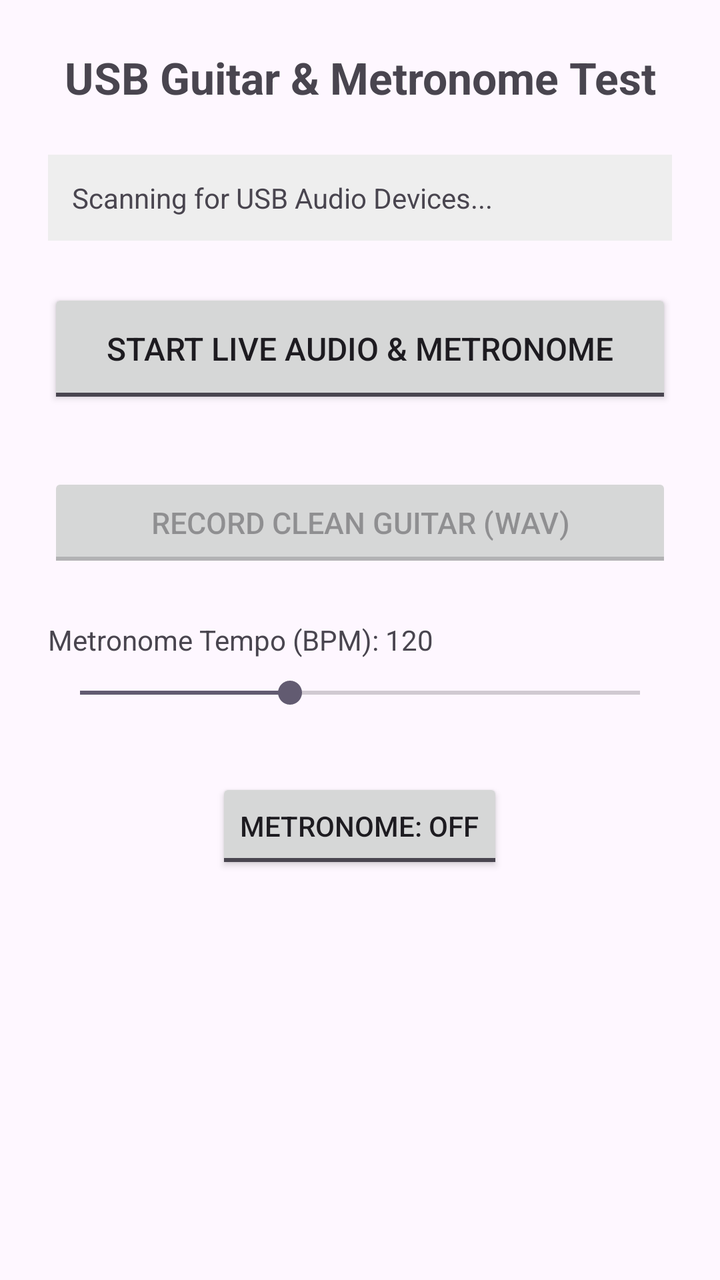
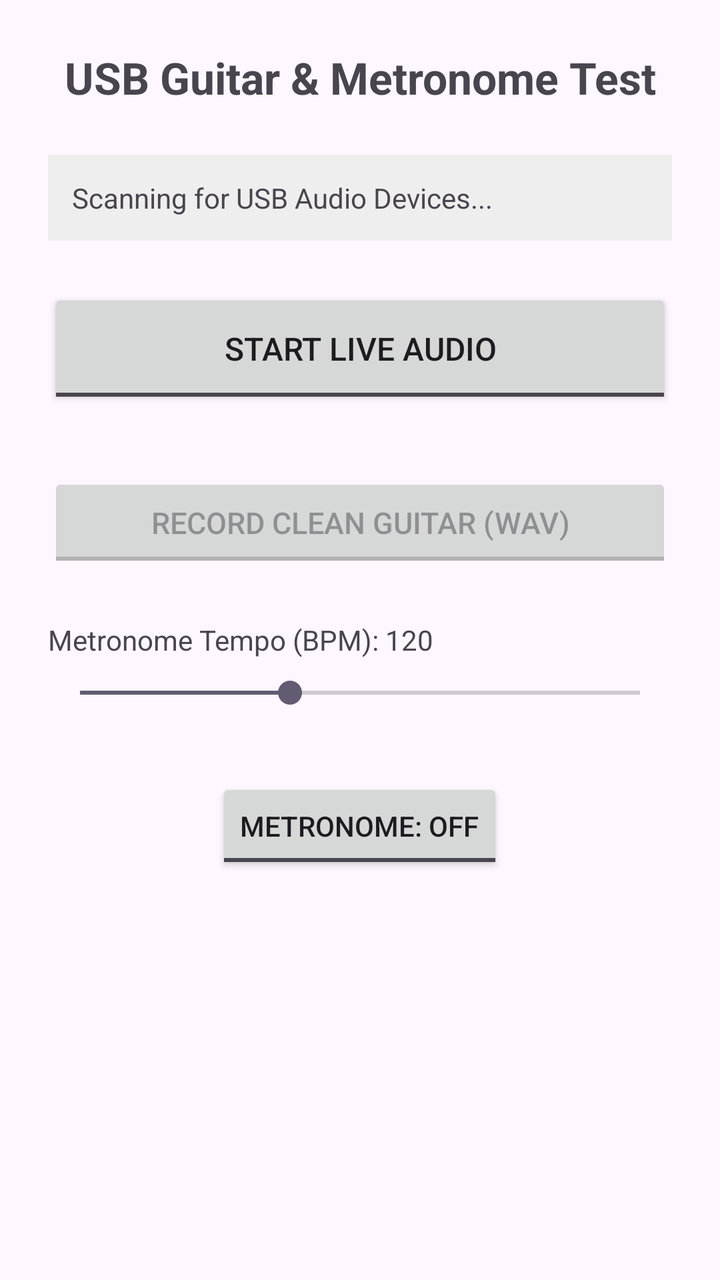

Before-and-after screenshots of an Android layout around one commit, followed by the original layout XML and the change that was made.
<!-- AndroidManifest.xml: application theme Theme.AppCompat.Light.DarkActionBar -->
<!-- res/layout/activity_main.xml -->
<?xml version="1.0" encoding="utf-8"?>
<LinearLayout xmlns:android="http://schemas.android.com/apk/res/android"
    android:layout_width="match_parent"
    android:layout_height="match_parent"
    android:orientation="vertical"
    android:padding="24dp"
    android:gravity="center_horizontal">

    <TextView
        android:layout_width="match_parent"
        android:layout_height="wrap_content"
        android:text="USB Guitar &amp; Metronome Test"
        android:textSize="22sp"
        android:textStyle="bold"
        android:gravity="center"
        android:layout_marginBottom="24dp" />

    <TextView
        android:id="@+id/tvDeviceStatus"
        android:layout_width="match_parent"
        android:layout_height="wrap_content"
        android:text="Scanning for USB Audio Devices..."
        android:textSize="14sp"
        android:padding="12dp"
        android:background="#EEEEEE"
        android:layout_marginBottom="24dp" />

    <ToggleButton
        android:id="@+id/btnToggleAudio"
        android:layout_width="match_parent"
        android:layout_height="60dp"
        android:textOn="Stop Live Audio &amp; Metronome"
        android:textOff="Start Live Audio &amp; Metronome"
        android:textSize="16sp"
        android:layout_marginBottom="32dp" />

    <ToggleButton
        android:id="@+id/btnToggleRecord"
        android:layout_width="match_parent"
        android:layout_height="50dp"
        android:textOn="Stop Recording Guitar"
        android:textOff="Record Clean Guitar (WAV)"
        android:textSize="15sp"
        android:enabled="false"
        android:layout_marginBottom="24dp" />

    <TextView
        android:layout_width="match_parent"
        android:layout_height="wrap_content"
        android:text="Metronome Tempo (BPM): 120"
        android:id="@+id/tvBpmLabel"
        android:layout_marginBottom="8dp" />

    <SeekBar
        android:id="@+id/seekBarBpm"
        android:layout_width="match_parent"
        android:layout_height="wrap_content"
        android:max="160"
        android:progress="60"
        android:layout_marginBottom="16dp" />

    <TextView
        android:id="@+id/tvRecordStatus"
        android:layout_width="match_parent"
        android:layout_height="wrap_content"
        android:text=""
        android:textSize="13sp"
        android:gravity="center"
        android:textColor="#00796B" />

    <ToggleButton
        android:id="@+id/btnToggleMetronome"
        android:layout_width="wrap_content"
        android:layout_height="wrap_content"
        android:textOn="Metronome: On"
        android:textOff="Metronome: Off" />

</LinearLayout>
<!-- resources referenced by this layout -->
<resources>
  <style name="Theme.AppCompat.Light.DarkActionBar" parent="Base.Theme.AppCompat.Light.DarkActionBar" />
  <style name="Base.Theme.AppCompat.Light.DarkActionBar" parent="Theme.Material3.DayNight.NoActionBar">
          
          
      </style>
</resources>

<!-- the commit's change to res/layout/activity_main.xml (unified diff, before → after) -->
@@ -29,8 +29,8 @@
         android:id="@+id/btnToggleAudio"
         android:layout_width="match_parent"
         android:layout_height="60dp"
-        android:textOn="Stop Live Audio &amp; Metronome"
-        android:textOff="Start Live Audio &amp; Metronome"
+        android:textOn="Stop Live Audio"
+        android:textOff="Start Live Audio"
         android:textSize="16sp"
         android:layout_marginBottom="32dp" />
 
